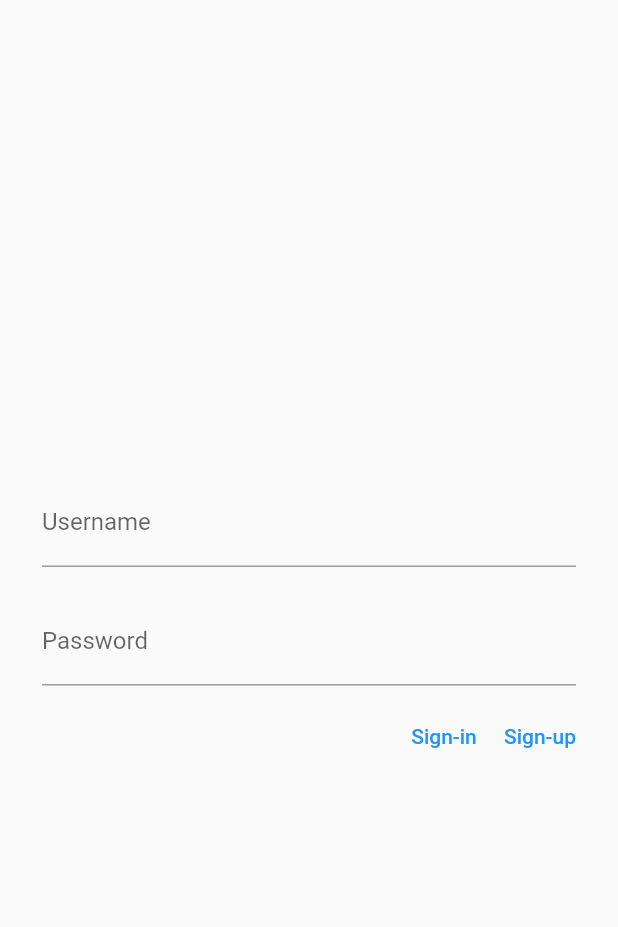
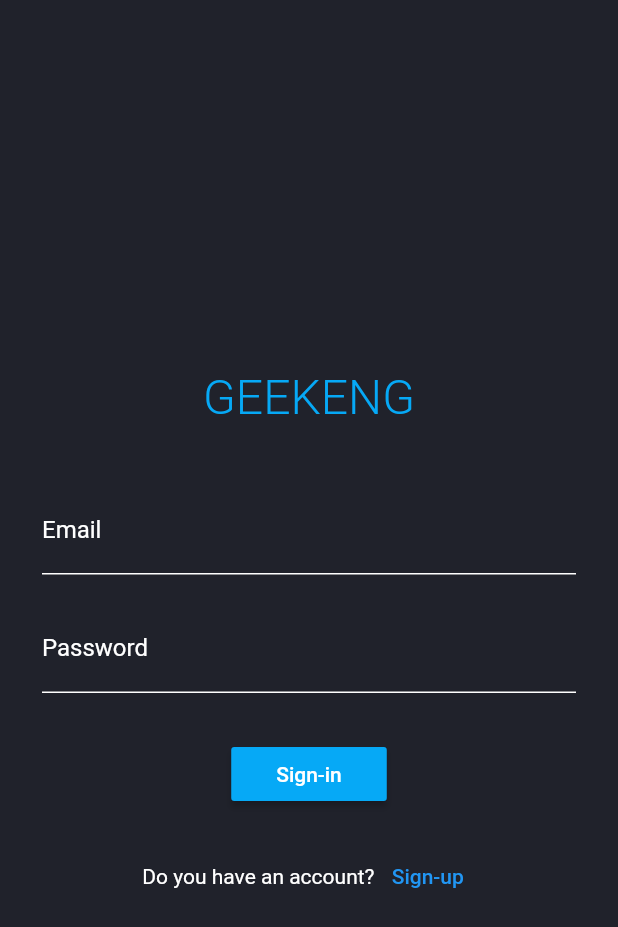
Before and after one commit to Qudecim/geekeng_app, a Flutter app: the screen it shows after launch, on a phone screen of 412 x 824 dp. Shown: the top 927 px of the screen. Run offline on Flutter 3.47's test engine with Material 2 defaults, Android fonts, the phone set to English and light mode, and no system bars; our stand-ins replace shared_preferences.

Commit message:
Made auth page style

```diff
--- a/lib/main.dart
+++ b/lib/main.dart
@@ -17,7 +17,6 @@ class MyApp extends StatefulWidget {
 class _MyApp extends State<MyApp> {
 
   refresh() {
-    print('test');
     setState(() {});
   }
 
@@ -29,7 +28,8 @@ class _MyApp extends State<MyApp> {
     return MaterialApp(
       title: 'GeekEng',
       theme: ThemeData(
-        primarySwatch: Colors.blue,
+        scaffoldBackgroundColor: Color.fromARGB(255, 32, 34, 43),
+        //fontFamily: 'Montserrat',
       ),
       home: FutureBuilder<dynamic>(
         future: SharedPreferencesUtil.readBool('isAuth'),
--- a/lib/pages/auth_page.dart
+++ b/lib/pages/auth_page.dart
@@ -1,5 +1,6 @@
 import 'package:flutter/material.dart';
 import 'package:geekeng/backend.dart';
+import 'package:geekeng/style.dart';
 
 class AuthPage extends StatefulWidget {
 
@@ -14,8 +15,6 @@ class AuthPage extends StatefulWidget {
 class _AuthPage extends State<AuthPage> {
   final TextEditingController _loginController = TextEditingController();
   final TextEditingController _passwordController = TextEditingController();
-
-
 
   bool isErrorAuth = false;
 
@@ -32,13 +31,32 @@ class _AuthPage extends State<AuthPage> {
           mainAxisAlignment: MainAxisAlignment.center,
           crossAxisAlignment: CrossAxisAlignment.center,
           children: <Widget>[
+            const Padding(
+              padding: EdgeInsets.symmetric(vertical: 30),
+              child: Text(
+              'GEEKENG',
+              style: TextStyle(
+                color: MainStyle.main,
+                fontSize: 32,
+                fontWeight: FontWeight.w300,
+                ),
+              ),
+            ),
             Padding(
               padding: const EdgeInsets.symmetric(horizontal: 8, vertical: 10),
-              child: TextFormField(
+              child: TextField(
                 controller: _loginController,
+                style: TextStyle(color: Colors.white),
                 decoration: const InputDecoration(
-                  border: UnderlineInputBorder(),
-                  labelText: 'Username',
+                  enabledBorder: UnderlineInputBorder(
+                      borderSide: BorderSide(color: Colors.white),
+                  ),
+                  focusedBorder: UnderlineInputBorder(
+                      borderSide: BorderSide(color: MainStyle.main),
+                  ),
+                  labelText: 'Email',
+                  labelStyle: TextStyle(color: Colors.white),
+                  floatingLabelStyle: TextStyle(color: MainStyle.main),
                 ),
               )
             ),
@@ -47,16 +65,30 @@ class _AuthPage extends State<AuthPage> {
               child: TextField(
               controller: _passwordController,
               decoration: const InputDecoration(
-                  border: UnderlineInputBorder(),
+                  enabledBorder: UnderlineInputBorder(
+                      borderSide: BorderSide(color: Colors.white),
+                  ),
+                  focusedBorder: UnderlineInputBorder(
+                      borderSide: BorderSide(color: MainStyle.main),
+                  ),
                   labelText: 'Password',
+                  labelStyle: TextStyle(color: Colors.white),
+                  floatingLabelStyle: TextStyle(color: MainStyle.main),
                 ),
               )
             ),
-            Row(
-              mainAxisAlignment: MainAxisAlignment.end,
-              children: <Widget>[
-                TextButton(
-                  onPressed: () {
+            Padding(
+              padding: const EdgeInsets.symmetric(vertical: 20),
+              child: ElevatedButton(
+                style: ElevatedButton.styleFrom(
+                  primary: MainStyle.main, // background
+                  onPrimary: MainStyle.mainText, // foreground
+                  shape: const RoundedRectangleBorder(
+                    borderRadius: BorderRadius.all(Radius.circular(2)),
+                  ),
+                  padding: EdgeInsets.symmetric(horizontal: 30),
+                ),
+                onPressed: () {
                     Backend.signin(_loginController.text, _passwordController.text)
                       .then(
                         (answer) => {
@@ -68,7 +100,17 @@ class _AuthPage extends State<AuthPage> {
                         }
                       );
                   },
-                  child: Text('Sign-in'),
+                child: Text('Sign-in'),
+              ),
+            ),
+            Row(
+              mainAxisAlignment: MainAxisAlignment.center,
+              children: <Widget>[
+                const Text(
+                  'Do you have an account? ',
+                  style: TextStyle(
+                    color: MainStyle.mainText
+                  )
                 ),
                 TextButton(
                   onPressed: () {
--- /dev/null
+++ b/lib/style.dart
@@ -0,0 +1,8 @@
+import 'package:flutter/material.dart';
+
+class MainStyle {
+
+  static const background = const Color.fromARGB(255, 6, 169, 246);
+  static const main = const Color.fromARGB(255, 6, 169, 246);
+  static const mainText = Color.fromARGB(255, 255, 255, 255);
+}
```
Also changed, not shown: pubspec.yaml (+5 -6 lines), assets/fonts/Montserrat.ttf (added).
